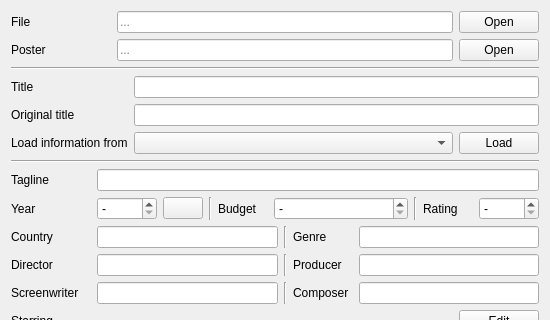
This is src/datamanip/addfilmwindow.ui in eugene-melnik/alexandra as Qt 5 draws it before an edit; both pictures show x 0 to 550 and y 0 to 320 of the 550 by 530 pixel window. The edited form follows.
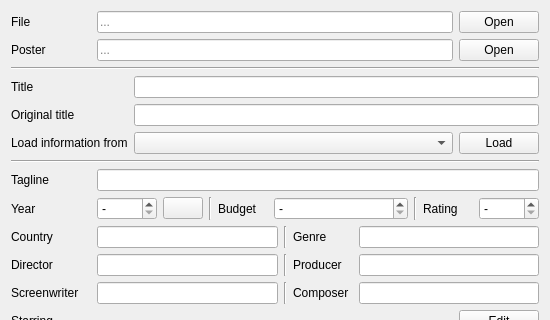
This is the edited form. Icons and pictures are not drawn. Custom widgets are drawn as their Qt base class.

The edit to the form file:
```diff
--- a/src/datamanip/addfilmwindow.ui
+++ b/src/datamanip/addfilmwindow.ui
@@ -30,7 +30,7 @@
       <widget class="QLabel" name="labelFile">
        <property name="minimumSize">
         <size>
-         <width>100</width>
+         <width>80</width>
          <height>0</height>
         </size>
        </property>
@@ -76,7 +76,7 @@
       <widget class="QLabel" name="labelPoster">
        <property name="minimumSize">
         <size>
-         <width>100</width>
+         <width>80</width>
          <height>0</height>
         </size>
        </property>
```
